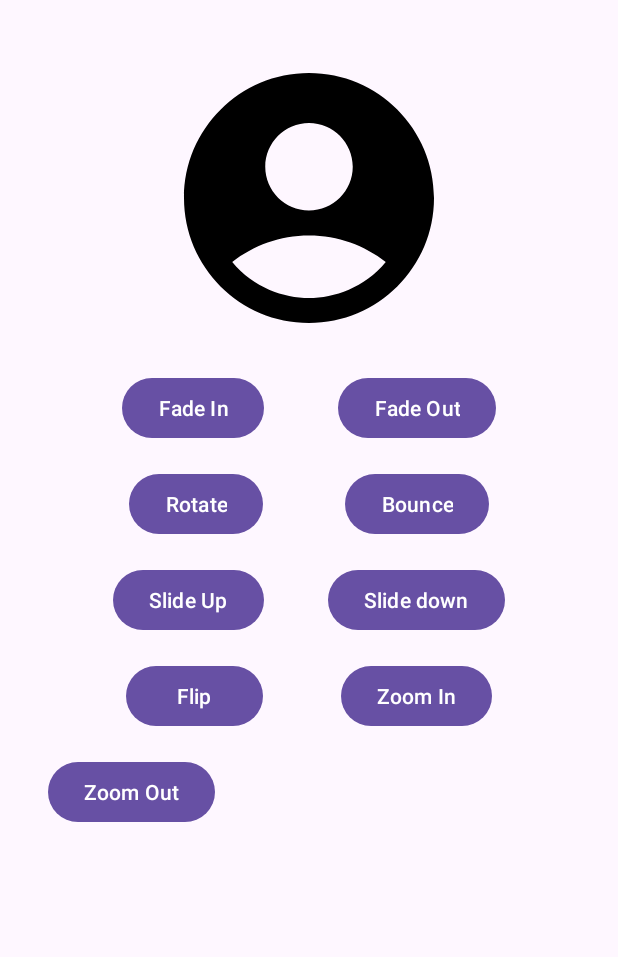
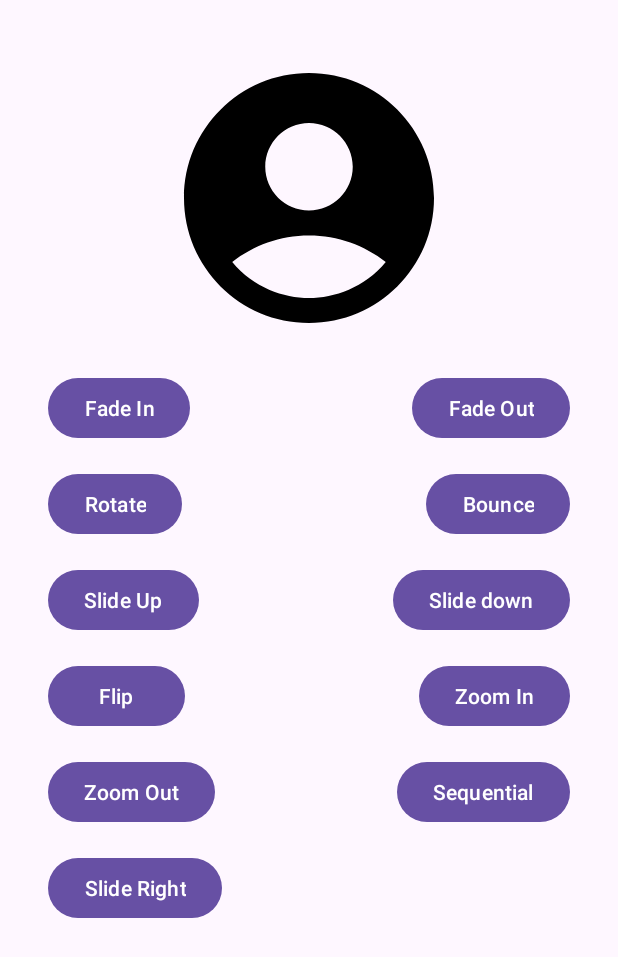
Before and after one commit to SainiJapneet/CSE227, an Android app: the screen it shows after launch (AnimationActivity), on a phone screen of 412 x 824 dp. Shown: the top 957 px of the screen. Run offline under Robolectric (Android 15) with nearby library versions, the phone set to English and light mode, and no system bars.

Commit message:
animation (sequential & side slide)

```diff
--- a/app/src/main/java/com/example/cse227/UNIT_2/AnimationActivity.kt
+++ b/app/src/main/java/com/example/cse227/UNIT_2/AnimationActivity.kt
@@ -19,6 +19,8 @@ class AnimationActivity : AppCompatActivity() {
     lateinit var btnFlip: Button
     lateinit var btnZoomIn: Button
     lateinit var btnZoomOut: Button
+    lateinit var btnSequential: Button
+    lateinit var btnSlideRight: Button
     lateinit var animBlink: Animation
     override fun onCreate(savedInstanceState: Bundle?) {
         super.onCreate(savedInstanceState)
@@ -34,6 +36,8 @@ class AnimationActivity : AppCompatActivity() {
         btnSlideDown = findViewById(R.id.btnSlideDown)
         btnZoomIn = findViewById(R.id.btnZoomIn)
         btnZoomOut = findViewById(R.id.btnZoomOut)
+        btnSequential = findViewById(R.id.btnSequential)
+        btnSlideRight = findViewById(R.id.btnSlideRight)
 
         imgViewAnim.setImageResource(R.drawable.profile)
         /*
@@ -82,7 +86,14 @@ class AnimationActivity : AppCompatActivity() {
             animBlink = AnimationUtils.loadAnimation(applicationContext,R.anim.zoom_out_anim)
             imgViewAnim.startAnimation(animBlink)
         }
-
+        btnSequential.setOnClickListener {
+            animBlink = AnimationUtils.loadAnimation(applicationContext,R.anim.sequential_anim)
+            imgViewAnim.startAnimation(animBlink)
+        }
+        btnSlideRight.setOnClickListener {
+            animBlink = AnimationUtils.loadAnimation(applicationContext,R.anim.slide_right_anim)
+            imgViewAnim.startAnimation(animBlink)
+        }
 
     }
 }
--- /dev/null
+++ b/app/src/main/res/anim/sequential_anim.xml
@@ -0,0 +1,41 @@
+<?xml version="1.0" encoding="utf-8"?>
+<set xmlns:android="http://schemas.android.com/apk/res/android">
+<!--startOffset is used to give delay between animations-->
+    <translate
+        android:duration="800"
+        android:fillAfter="true"
+        android:fromXDelta="0%p"
+        android:startOffset="300"
+        android:toXDelta="35%p"/>
+    <translate
+        android:duration="800"
+        android:fillAfter="true"
+        android:fromYDelta="0%p"
+        android:startOffset="1100"
+        android:toYDelta="70%p"
+        />
+    <translate
+        android:duration="800"
+        android:fillAfter="true"
+        android:fromXDelta="0%p"
+        android:startOffset="1900"
+        android:toXDelta="-35%p"
+        />
+    <translate
+        android:duration="800"
+        android:fillAfter="true"
+        android:fromYDelta="0%p"
+        android:startOffset="2700"
+        android:toYDelta="-70%p"/>
+    <rotate
+        android:duration="1000"
+        android:fromDegrees="0"
+        android:toDegrees="360"
+        android:pivotX="50%"
+        android:pivotY="50%"
+        android:startOffset="3800"
+        android:repeatMode="restart"
+        android:repeatCount="infinite"
+        android:interpolator="@android:anim/cycle_interpolator"
+        />
+</set>
--- a/app/src/main/res/anim/slide_down_anim.xml
+++ b/app/src/main/res/anim/slide_down_anim.xml
@@ -2,8 +2,8 @@
 <set xmlns:android="http://schemas.android.com/apk/res/android">
     <scale
         android:duration="500"
-        android:fromYScale="0.0"
-        android:fromXScale="1.0"
+        android:fromYScale="1.0"
+        android:fromXScale="0.0"
         android:toYScale="1.0"
         android:toXScale="1.0"
         android:interpolator="@android:anim/linear_interpolator"
--- /dev/null
+++ b/app/src/main/res/anim/slide_right_anim.xml
@@ -0,0 +1,11 @@
+<?xml version="1.0" encoding="utf-8"?>
+<set xmlns:android="http://schemas.android.com/apk/res/android">
+    <translate
+        android:duration="1500"
+        android:fromXDelta="-50%"
+        android:fromYDelta="0%"/>
+    <alpha
+        android:duration="1500"
+        android:fromAlpha="0.1"
+        android:toAlpha="1.0"/>
+</set>
--- a/app/src/main/res/layout/activity_animation.xml
+++ b/app/src/main/res/layout/activity_animation.xml
@@ -23,7 +23,6 @@
         android:layout_marginStart="32dp"
         android:layout_marginTop="16dp"
         android:text="Fade In"
-        app:layout_constraintEnd_toStartOf="@+id/btnFadeOut"
         app:layout_constraintStart_toStartOf="parent"
         app:layout_constraintTop_toBottomOf="@+id/imgViewAnim" />
 
@@ -35,7 +34,6 @@
         android:layout_marginEnd="32dp"
         android:text="Fade Out"
         app:layout_constraintEnd_toEndOf="parent"
-        app:layout_constraintStart_toEndOf="@+id/btnFadeIn"
         app:layout_constraintTop_toBottomOf="@+id/imgViewAnim" />
 
     <Button
@@ -45,7 +43,6 @@
         android:layout_marginStart="32dp"
         android:layout_marginTop="16dp"
         android:text="Rotate"
-        app:layout_constraintEnd_toStartOf="@+id/btnBounce"
         app:layout_constraintStart_toStartOf="parent"
         app:layout_constraintTop_toBottomOf="@+id/btnFadeIn" />
 
@@ -57,7 +54,6 @@
         android:layout_marginEnd="32dp"
         android:text="Bounce"
         app:layout_constraintEnd_toEndOf="parent"
-        app:layout_constraintStart_toEndOf="@+id/btnRotate"
         app:layout_constraintTop_toBottomOf="@+id/btnFadeOut" />
 
     <Button
@@ -67,7 +63,6 @@
         android:layout_marginStart="32dp"
         android:layout_marginTop="16dp"
         android:text="Slide Up"
-        app:layout_constraintEnd_toStartOf="@+id/btnSlideDown"
         app:layout_constraintStart_toStartOf="parent"
         app:layout_constraintTop_toBottomOf="@+id/btnRotate" />
 
@@ -79,7 +74,6 @@
         android:layout_marginEnd="32dp"
         android:text="Slide down"
         app:layout_constraintEnd_toEndOf="parent"
-        app:layout_constraintStart_toEndOf="@+id/btnSlideUp"
         app:layout_constraintTop_toBottomOf="@+id/btnBounce" />
 
     <Button
@@ -89,7 +83,6 @@
         android:layout_marginStart="32dp"
         android:layout_marginTop="16dp"
         android:text="Flip"
-        app:layout_constraintEnd_toStartOf="@+id/btnZoomIn"
         app:layout_constraintStart_toStartOf="parent"
         app:layout_constraintTop_toBottomOf="@+id/btnSlideUp" />
 
@@ -101,7 +94,6 @@
         android:layout_marginEnd="32dp"
         android:text="Zoom In"
         app:layout_constraintEnd_toEndOf="parent"
-        app:layout_constraintStart_toEndOf="@+id/btnFlip"
         app:layout_constraintTop_toBottomOf="@+id/btnSlideDown" />
 
     <Button
@@ -114,5 +106,25 @@
         app:layout_constraintStart_toStartOf="parent"
         app:layout_constraintTop_toBottomOf="@+id/btnFlip" />
 
+    <Button
+        android:id="@+id/btnSequential"
+        android:layout_width="wrap_content"
+        android:layout_height="wrap_content"
+        android:layout_marginTop="16dp"
+        android:layout_marginEnd="32dp"
+        android:text="Sequential"
+        app:layout_constraintEnd_toEndOf="parent"
+        app:layout_constraintTop_toBottomOf="@+id/btnZoomIn" />
+
+    <Button
+        android:id="@+id/btnSlideRight"
+        android:layout_width="wrap_content"
+        android:layout_height="wrap_content"
+        android:layout_marginStart="32dp"
+        android:layout_marginTop="16dp"
+        android:text="Slide Right"
+        app:layout_constraintStart_toStartOf="parent"
+        app:layout_constraintTop_toBottomOf="@+id/btnZoomOut" />
+
 
 </androidx.constraintlayout.widget.ConstraintLayout>
```
